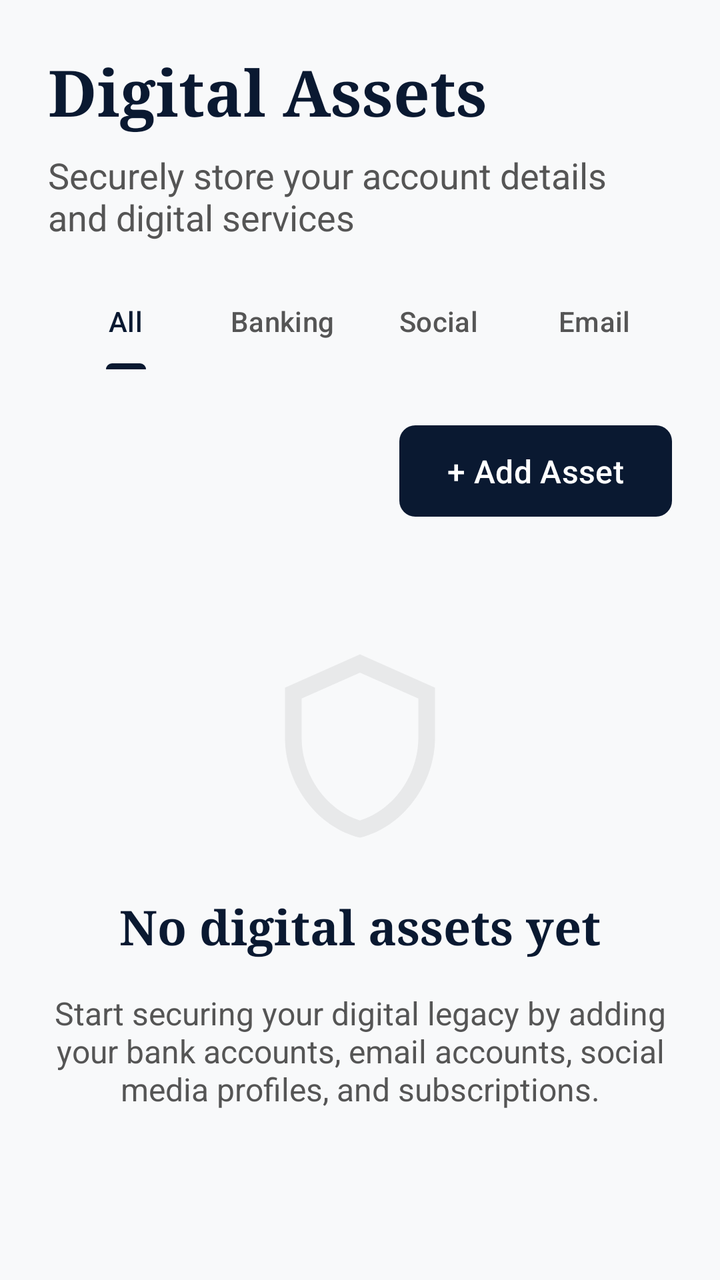
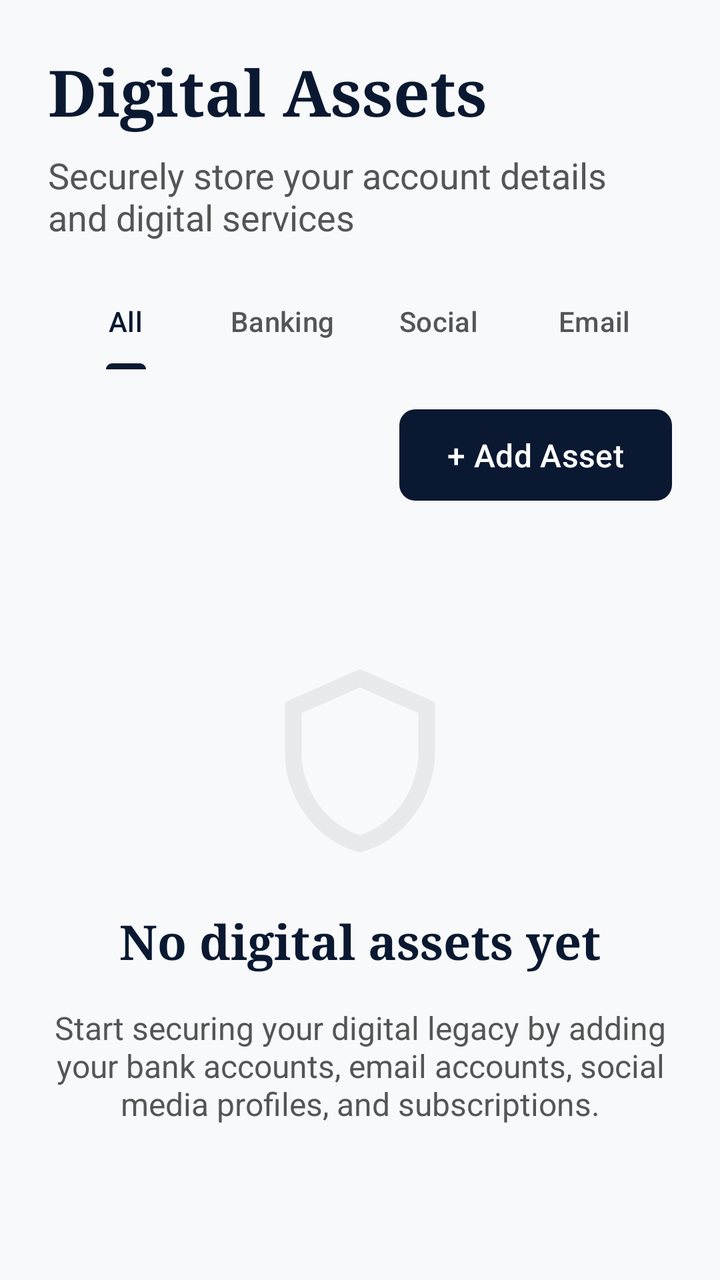

Two renders of the same Android screen: before a commit and after it. Below are the layout's source before the change and the commit's diff.
<!-- AndroidManifest.xml: application theme Theme.LegacyVaultSystem -->
<!-- res/layout/fragment_assets.xml -->
<?xml version="1.0" encoding="utf-8"?>
<androidx.constraintlayout.widget.ConstraintLayout xmlns:android="http://schemas.android.com/apk/res/android"
    xmlns:app="http://schemas.android.com/apk/res-auto"
    android:layout_width="match_parent"
    android:layout_height="match_parent"
    android:background="@color/background_light"
    android:padding="24dp">

    <TextView
        android:id="@+id/tv_title"
        android:layout_width="wrap_content"
        android:layout_height="wrap_content"
        android:fontFamily="serif"
        android:text="Digital Assets"
        android:textColor="@color/primary_dark_blue"
        android:textSize="32sp"
        android:textStyle="bold"
        app:layout_constraintStart_toStartOf="parent"
        app:layout_constraintTop_toTopOf="parent" />

    <TextView
        android:id="@+id/tv_subtitle"
        android:layout_width="match_parent"
        android:layout_height="wrap_content"
        android:layout_marginTop="8dp"
        android:text="Securely store your account details and digital services"
        android:textColor="@color/text_secondary"
        android:textSize="18sp"
        app:layout_constraintTop_toBottomOf="@id/tv_title" />

    <com.google.android.material.tabs.TabLayout
        android:id="@+id/tab_layout"
        android:layout_width="match_parent"
        android:layout_height="wrap_content"
        android:layout_marginTop="16dp"
        android:background="@android:color/transparent"
        app:layout_constraintTop_toBottomOf="@id/tv_subtitle"
        app:tabGravity="fill"
        app:tabMode="fixed"
        app:tabSelectedTextColor="@color/primary_dark_blue"
        app:tabTextColor="@color/text_secondary">

        <com.google.android.material.tabs.TabItem
            android:layout_width="wrap_content"
            android:layout_height="wrap_content"
            android:text="All" />

        <com.google.android.material.tabs.TabItem
            android:layout_width="wrap_content"
            android:layout_height="wrap_content"
            android:text="Banking" />

        <com.google.android.material.tabs.TabItem
            android:layout_width="wrap_content"
            android:layout_height="wrap_content"
            android:text="Social" />

        <com.google.android.material.tabs.TabItem
            android:layout_width="wrap_content"
            android:layout_height="wrap_content"
            android:text="Email" />
    </com.google.android.material.tabs.TabLayout>

    <com.google.android.material.button.MaterialButton
        android:id="@+id/btn_add_asset"
        android:layout_width="wrap_content"
        android:layout_height="wrap_content"
        android:layout_marginTop="24dp"
        android:paddingStart="24dp"
        android:paddingTop="12dp"
        android:paddingEnd="24dp"
        android:paddingBottom="12dp"
        android:text="+ Add Asset"
        android:textAllCaps="false"
        android:textColor="@color/white"
        android:textSize="16sp"
        app:backgroundTint="@color/primary_dark_blue"
        app:cornerRadius="8dp"
        app:layout_constraintEnd_toEndOf="parent"
        app:layout_constraintTop_toBottomOf="@id/tab_layout" />

    <LinearLayout
        android:id="@+id/layout_empty_state"
        android:layout_width="match_parent"
        android:layout_height="wrap_content"
        android:gravity="center"
        android:orientation="vertical"
        app:layout_constraintBottom_toBottomOf="parent"
        app:layout_constraintTop_toBottomOf="@id/btn_add_asset">

        <ImageView
            android:layout_width="100dp"
            android:layout_height="100dp"
            android:alpha="0.1"
            android:src="@drawable/ic_shield_outline"
            app:tint="@color/text_secondary" />

        <TextView
            android:layout_width="wrap_content"
            android:layout_height="wrap_content"
            android:layout_marginTop="24dp"
            android:fontFamily="serif"
            android:text="No digital assets yet"
            android:textColor="@color/primary_dark_blue"
            android:textSize="24sp"
            android:textStyle="bold" />

        <TextView
            android:layout_width="match_parent"
            android:layout_height="wrap_content"
            android:layout_marginTop="16dp"
            android:gravity="center"
            android:text="Start securing your digital legacy by adding your bank accounts, email accounts, social media profiles, and subscriptions."
            android:textColor="@color/text_secondary"
            android:textSize="16sp" />
    </LinearLayout>

    <LinearLayout
        android:id="@+id/layout_assets_list"
        android:layout_width="match_parent"
        android:layout_height="0dp"
        android:layout_marginTop="24dp"
        android:orientation="vertical"
        android:visibility="gone"
        app:layout_constraintBottom_toBottomOf="parent"
        app:layout_constraintTop_toBottomOf="@id/btn_add_asset">

        <TextView
            android:layout_width="wrap_content"
            android:layout_height="wrap_content"
            android:text="Success! Assets added."
            android:textColor="@color/primary_dark_blue"
            android:textStyle="bold"/>
    </LinearLayout>

</androidx.constraintlayout.widget.ConstraintLayout>
<!-- resources referenced by this layout -->
<resources>
  <color name="background_light">#F8F9FA</color>
  <color name="primary_dark_blue">#0A1931</color>
  <color name="text_secondary">#555555</color>
  <color name="white">#FFFFFFFF</color>
  <!-- drawable ic_shield_outline (drawable) -->
  <vector xmlns:android="http://schemas.android.com/apk/res/android"
      android:width="24dp"
      android:height="24dp"
      android:viewportWidth="24"
      android:viewportHeight="24">
      <path
          android:fillColor="#000000"
          android:pathData="M12,1L3,5v6c0,5.55 3.84,10.74 9,12c5.16,-1.26 9,-6.45 9,-12V5L12,1zM19,11c0,4.52 -2.98,8.69 -7,9.93c-4.02,-1.24 -7,-5.41 -7,-9.93V6.3l7,-3.11l7,3.11V11z" />
  </vector>
  <style name="Theme.LegacyVaultSystem" parent="Base.Theme.LegacyVaultSystem" />
  <style name="Base.Theme.LegacyVaultSystem" parent="Theme.Material3.DayNight.NoActionBar">
          
          <item name="colorPrimary">@color/primary_dark_blue</item>
          <item name="colorSecondary">@color/accent_gold</item>
          <item name="android:statusBarColor">@color/primary_dark_blue</item>
      </style>
  <color name="accent_gold">#D4AF37</color>
</resources>

<!-- the commit's change to res/layout/fragment_assets.xml (unified diff, before → after) -->
@@ -65,7 +65,7 @@
         android:id="@+id/btn_add_asset"
         android:layout_width="wrap_content"
         android:layout_height="wrap_content"
-        android:layout_marginTop="24dp"
+        android:layout_marginTop="16dp"
         android:paddingStart="24dp"
         android:paddingTop="12dp"
         android:paddingEnd="24dp"
@@ -79,58 +79,61 @@
         app:layout_constraintEnd_toEndOf="parent"
         app:layout_constraintTop_toBottomOf="@id/tab_layout" />
 
-    <LinearLayout
-        android:id="@+id/layout_empty_state"
+    <androidx.core.widget.NestedScrollView
         android:layout_width="match_parent"
-        android:layout_height="wrap_content"
-        android:gravity="center"
-        android:orientation="vertical"
+        android:layout_height="0dp"
+        android:layout_marginTop="16dp"
+        android:fillViewport="true"
         app:layout_constraintBottom_toBottomOf="parent"
         app:layout_constraintTop_toBottomOf="@id/btn_add_asset">
 
-        <ImageView
-            android:layout_width="100dp"
-            android:layout_height="100dp"
-            android:alpha="0.1"
-            android:src="@drawable/ic_shield_outline"
-            app:tint="@color/text_secondary" />
-
-        <TextView
-            android:layout_width="wrap_content"
-            android:layout_height="wrap_content"
-            android:layout_marginTop="24dp"
-            android:fontFamily="serif"
-            android:text="No digital assets yet"
-            android:textColor="@color/primary_dark_blue"
-            android:textSize="24sp"
-            android:textStyle="bold" />
-
-        <TextView
+        <LinearLayout
             android:layout_width="match_parent"
             android:layout_height="wrap_content"
-            android:layout_marginTop="16dp"
-            android:gravity="center"
-            android:text="Start securing your digital legacy by adding your bank accounts, email accounts, social media profiles, and subscriptions."
-            android:textColor="@color/text_secondary"
-            android:textSize="16sp" />
-    </LinearLayout>
+            android:orientation="vertical">
 
-    <LinearLayout
-        android:id="@+id/layout_assets_list"
-        android:layout_width="match_parent"
-        android:layout_height="0dp"
-        android:layout_marginTop="24dp"
-        android:orientation="vertical"
-        android:visibility="gone"
-        app:layout_constraintBottom_toBottomOf="parent"
-        app:layout_constraintTop_toBottomOf="@id/btn_add_asset">
+            <LinearLayout
+                android:id="@+id/layout_empty_state"
+                android:layout_width="match_parent"
+                android:layout_height="wrap_content"
+                android:gravity="center"
+                android:orientation="vertical"
+                android:paddingTop="60dp">
 
-        <TextView
-            android:layout_width="wrap_content"
-            android:layout_height="wrap_content"
-            android:text="Success! Assets added."
-            android:textColor="@color/primary_dark_blue"
-            android:textStyle="bold"/>
-    </LinearLayout>
+                <ImageView
+                    android:layout_width="100dp"
+                    android:layout_height="100dp"
+                    android:alpha="0.1"
+                    android:src="@drawable/ic_shield_outline"
+                    app:tint="@color/text_secondary" />
+
+                <TextView
+                    android:layout_width="wrap_content"
+                    android:layout_height="wrap_content"
+                    android:layout_marginTop="24dp"
+                    android:fontFamily="serif"
+                    android:text="No digital assets yet"
+                    android:textColor="@color/primary_dark_blue"
+                    android:textSize="24sp"
+                    android:textStyle="bold" />
+
+                <TextView
+                    android:layout_width="match_parent"
+                    android:layout_height="wrap_content"
+                    android:layout_marginTop="16dp"
+                    android:gravity="center"
+                    android:text="Start securing your digital legacy by adding your bank accounts, email accounts, social media profiles, and subscriptions."
+                    android:textColor="@color/text_secondary"
+                    android:textSize="16sp" />
+            </LinearLayout>
+
+            <LinearLayout
+                android:id="@+id/layout_assets_list"
+                android:layout_width="match_parent"
+                android:layout_height="wrap_content"
+                android:orientation="vertical"
+                android:visibility="gone" />
+        </LinearLayout>
+    </androidx.core.widget.NestedScrollView>
 
 </androidx.constraintlayout.widget.ConstraintLayout>
